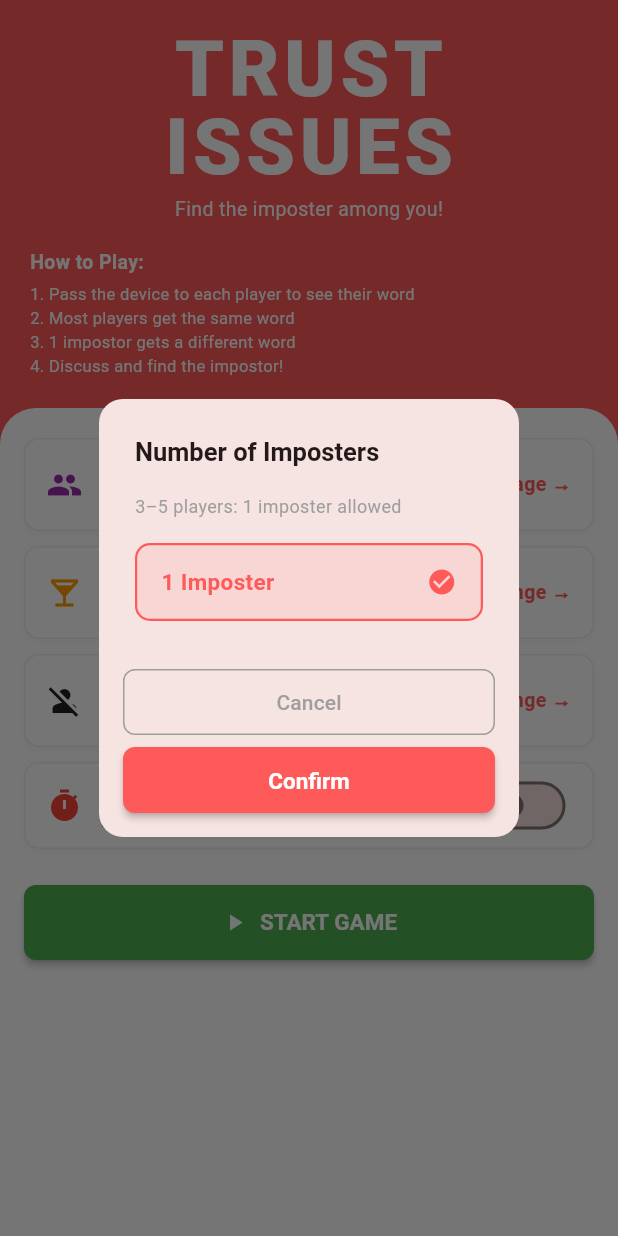
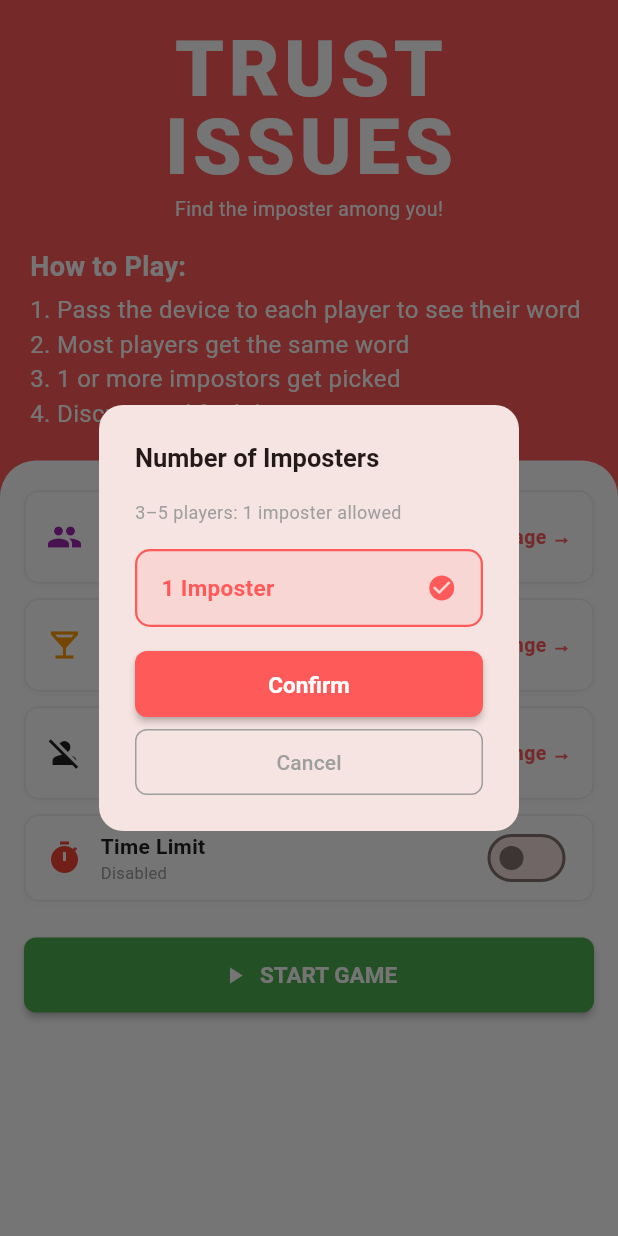
Before and after one commit to renzoupv/Trust-Issues-App, a Flutter app: the screen it shows after launch, after a tap on "Imposters", on a phone screen of 412 x 824 dp. Run offline on Flutter 3.47's test engine with Material 3 defaults, Android fonts, the phone set to English and light mode, and no system bars; our stand-ins replace shared_preferences.

Commit message:
fix: button alignments and text sizes

```diff
--- a/lib/main.dart
+++ b/lib/main.dart
@@ -1,15 +1,8 @@
-// lib/main.dart
-//
-// The entry point of the app.
-// Keeps this file as minimal as possible — just sets up the app shell and theme.
-// All actual content lives in the screens/ folder.
-
 import 'package:flutter/material.dart';
 import 'utils/app_theme.dart';
 import 'screens/home_screen.dart';
 
 void main() {
-  // runApp() takes our root widget and draws it on the screen
   runApp(const TrustIssuesApp());
 }
 
@@ -20,9 +13,9 @@ class TrustIssuesApp extends StatelessWidget {
   Widget build(BuildContext context) {
     return MaterialApp(
       title: 'Trust Issues',
-      debugShowCheckedModeBanner: false, // Hides the "DEBUG" banner in the top corner
-      theme: AppTheme.theme,             // All colors and styles from app_theme.dart
-      home: const HomeScreen(),          // First screen the user sees
+      debugShowCheckedModeBanner: false,
+      theme: AppTheme.theme,
+      home: const HomeScreen(),
     );
   }
 }
--- a/lib/models/game_settings.dart
+++ b/lib/models/game_settings.dart
@@ -1,5 +1,3 @@
-// lib/models/game_settings.dart
-
 class GameSettings {
   List<String> playerNames;
   int imposterCount;
@@ -22,7 +20,6 @@ class GameSettings {
     return '$timeLimitMinutes Minute${timeLimitMinutes == 1 ? '' : 's'}';
   }
 
-  // ── Imposter rules ──────────────────────────────────────────────────────
   // Returns the allowed imposter counts based on current player count.
   // Rules:
   //   3–5  players → only 1 imposter allowed
--- a/lib/models/game_state.dart
+++ b/lib/models/game_state.dart
@@ -1,12 +1,3 @@
-// lib/models/game_state.dart
-//
-// Holds everything needed during an active round:
-//   - which players exist, who is the imposter
-//   - the secret word
-//   - whose turn it is to view their word
-//
-// GameState is created fresh at the start of every round.
-
 import 'dart:math';
 import 'player.dart';
 import 'game_settings.dart';
@@ -15,7 +6,7 @@ import '../data/word_categories.dart';
 class GameState {
   final List<Player> players;   // All players with their roles assigned
   final String secretWord;      // The word all non-imposters received
-  int currentPlayerIndex;       // Which player is currently viewing their word (0-based)
+  int currentPlayerIndex;       // Which player is currently viewing their word
 
   GameState({
     required this.players,
@@ -23,7 +14,7 @@ class GameState {
     this.currentPlayerIndex = 0,
   });
 
-  // ── Factory constructor ──────────────────────────────────────────────────
+
   // Creates a brand-new GameState from settings:
   //   1. Picks a random word from the chosen category
   //   2. Shuffles the player order so the imposter position is unpredictable
@@ -58,8 +49,6 @@ class GameState {
     );
   }
 
-  // ── Convenience getters ──────────────────────────────────────────────────
-
   // The player who is currently being shown their word
   Player get currentPlayer => players[currentPlayerIndex];
 
--- a/lib/models/player.dart
+++ b/lib/models/player.dart
@@ -1,8 +1,3 @@
-// lib/models/player.dart
-//
-// A Player is just a name + whether they are the imposter this round.
-// Keeping this in its own file makes it easy to find and extend later.
-
 class Player {
   final String name;       // The player's display name
   bool isImposter;         // True only for the one imposter each round
--- a/lib/screens/home_screen.dart
+++ b/lib/screens/home_screen.dart
@@ -1,11 +1,3 @@
-// lib/screens/home_screen.dart
-//
-// Design:
-//   - Coral top half: "TRUST ISSUES", "Find the imposter among you!", How to Play list
-//   - White bottom half: settings rows (each a white tile on white bg with subtle border),
-//     START GAME green button
-//   - The entire white section is a rounded-top white card
-
 import 'package:flutter/material.dart';
 import '../models/game_settings.dart';
 import '../models/game_state.dart';
@@ -44,7 +36,6 @@ class _HomeScreenState extends State<HomeScreen> {
   }
 
   void _openManagePlayers() async {
-    // showDialog keeps the home screen visible behind the modal overlay
     final updated = await showDialog<List<String>>(
       context: context,
       barrierColor: Colors.black54,    // dim the background
@@ -70,8 +61,6 @@ class _HomeScreenState extends State<HomeScreen> {
     showDialog(
       context: context,
       builder: (BuildContext ctx) {
-        // We need a local StatefulBuilder so the dialog can rebuild
-        // when the user taps a different option inside the dialog
         int tempSelected = settings.imposterCount;
         final allowed = settings.allowedImposterCounts;
 
@@ -87,7 +76,6 @@ class _HomeScreenState extends State<HomeScreen> {
                 mainAxisSize: MainAxisSize.min,
                 crossAxisAlignment: CrossAxisAlignment.start,
                 children: [
-                  // Subtitle showing the rule for the current player count
                   Text(
                     _imposterRuleLabel(settings.playerNames.length),
                     style: const TextStyle(fontSize: 12, color: AppColors.textGray),
@@ -130,25 +118,9 @@ class _HomeScreenState extends State<HomeScreen> {
                       ),
                     );
                   }),
-                ],
-              ),
-              actionsPadding: const EdgeInsets.fromLTRB(16, 0, 16, 16),
-              actions: [
-                // Cancel — dismiss without saving
-                SizedBox(
-                  width: double.infinity,
-                  height: 44,
-                  child: OutlinedButton(
-                    style: OutlinedButton.styleFrom(
-                      side: const BorderSide(color: AppColors.textGray),
-                      shape: RoundedRectangleBorder(borderRadius: BorderRadius.circular(8)),
-                    ),
-                    onPressed: () => Navigator.pop(ctx),
-                    child: const Text('Cancel', style: TextStyle(color: AppColors.textGray)),
-                  ),
-                ),
+
                   const SizedBox(height: 8),
-                // Confirm — save selection and close
+
                   SizedBox(
                     width: double.infinity,
                     height: 44,
@@ -165,7 +137,23 @@ class _HomeScreenState extends State<HomeScreen> {
                       child: const Text('Confirm', style: TextStyle(fontWeight: FontWeight.bold)),
                     ),
                   ),
+                  const SizedBox(height: 8),
+                  SizedBox(
+                    width: double.infinity,
+                    height: 44,
+                    child: OutlinedButton(
+                      style: OutlinedButton.styleFrom(
+                        side: const BorderSide(color: AppColors.textGray),
+                        shape: RoundedRectangleBorder(borderRadius: BorderRadius.circular(8)),
+                      ),
+                      onPressed: () => Navigator.pop(ctx),
+                      child: const Text('Cancel', style: TextStyle(color: AppColors.textGray)),
+                    ),
+                  ),
                 ],
+              ),
+              actions: const [],
+              actionsPadding: EdgeInsets.zero,
             );
           },
         );
@@ -231,13 +219,11 @@ class _HomeScreenState extends State<HomeScreen> {
       body: SafeArea(
         child: Column(
           children: [
-            // ── Coral top: TRUST ISSUES + subtitle + How to Play ──
             Padding(
               padding: const EdgeInsets.fromLTRB(20, 20, 20, 20),
               child: Column(
                 crossAxisAlignment: CrossAxisAlignment.start,
                 children: [
-                  // Big stacked title
                   const Center(
                     child: Column(
                       children: [
@@ -279,24 +265,23 @@ class _HomeScreenState extends State<HomeScreen> {
                     style: TextStyle(
                       color: Colors.white,
                       fontWeight: FontWeight.bold,
-                      fontSize: 13,
+                      fontSize: 18,
                     ),
                   ),
                   const SizedBox(height: 4),
                   ...[
                     'Pass the device to each player to see their word',
                     'Most players get the same word',
-                    '1 impostor gets a different word',
+                    '1 or more impostors get picked',
                     'Discuss and find the impostor!',
                   ].asMap().entries.map((e) => Text(
                         '${e.key + 1}. ${e.value}',
-                        style: const TextStyle(color: Colors.white, fontSize: 11),
+                        style: const TextStyle(color: Colors.white, fontSize: 16),
                       )),
                 ],
               ),
             ),
 
-            // ── White rounded card takes up the rest ──
             Expanded(
               child: Container(
                 decoration: const BoxDecoration(
@@ -377,7 +362,7 @@ class _HomeScreenState extends State<HomeScreen> {
   }
 }
 
-// ── Individual setting row tile ──────────────────────────────────────────────
+// Individual setting row tile
 class _SettingRow extends StatelessWidget {
   final IconData icon;
   final Color iconColor;
@@ -451,7 +436,7 @@ class _SettingRow extends StatelessWidget {
   }
 }
 
-// ── Time Limit row with toggle switch ────────────────────────────────────────
+// Time Limit row with toggle switch
 class _TimeLimitRow extends StatelessWidget {
   final bool hasTimeLimit;
   final String timeLimitLabel;
--- a/lib/utils/app_theme.dart
+++ b/lib/utils/app_theme.dart
@@ -1,5 +1,3 @@
-// lib/utils/app_theme.dart
-
 import 'package:flutter/material.dart';
 
 class AppColors {
```
Also changed, not shown: lib/data/word_categories.dart (+1 -8 lines), lib/screens/discussion_screen.dart (+7 -21 lines), lib/screens/manage_players_screen.dart (+4 -10 lines), lib/screens/select_category_screen.dart (+2 -6 lines), lib/screens/summary_screen.dart (+7 -17 lines), lib/screens/time_limit_screen.dart (+3 -7 lines), lib/screens/word_reveal_screen.dart (+4 -15 lines), lib/utils/player_storage.dart (+0 -10 lines), lib/widgets/common_widgets.dart (+5 -7 lines). Lines whose indentation alone changed are shown as unchanged.
